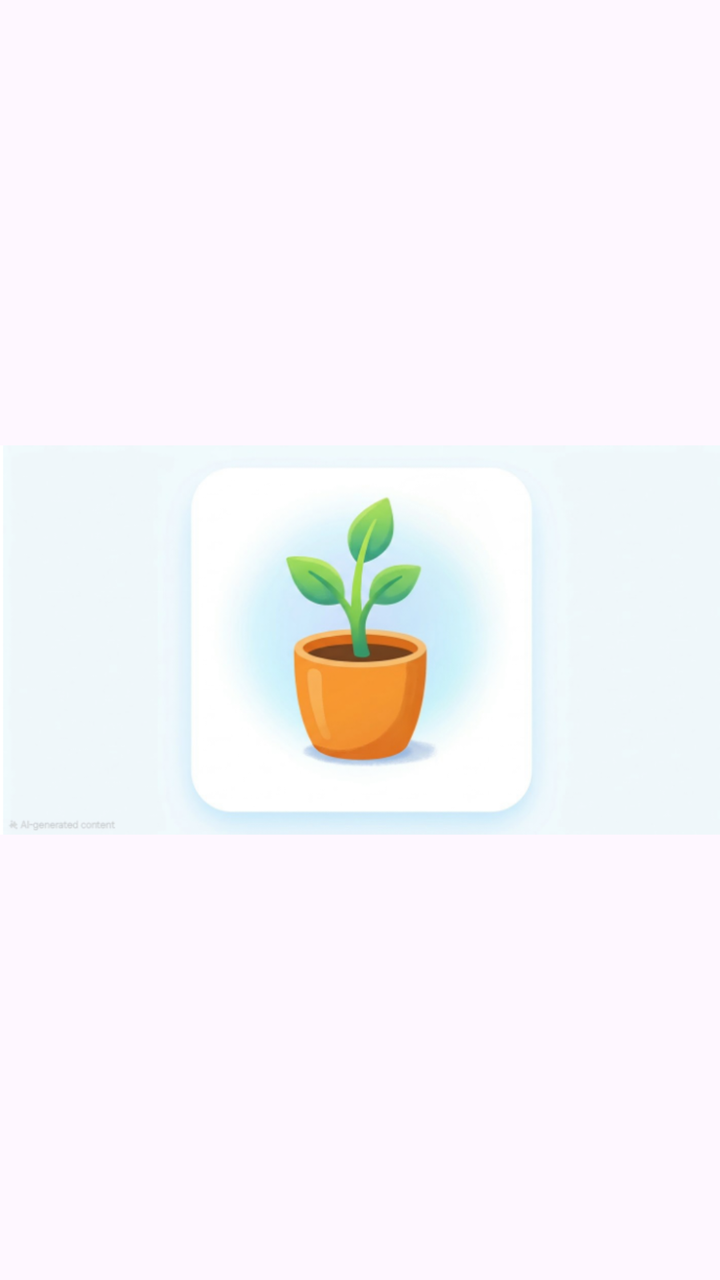
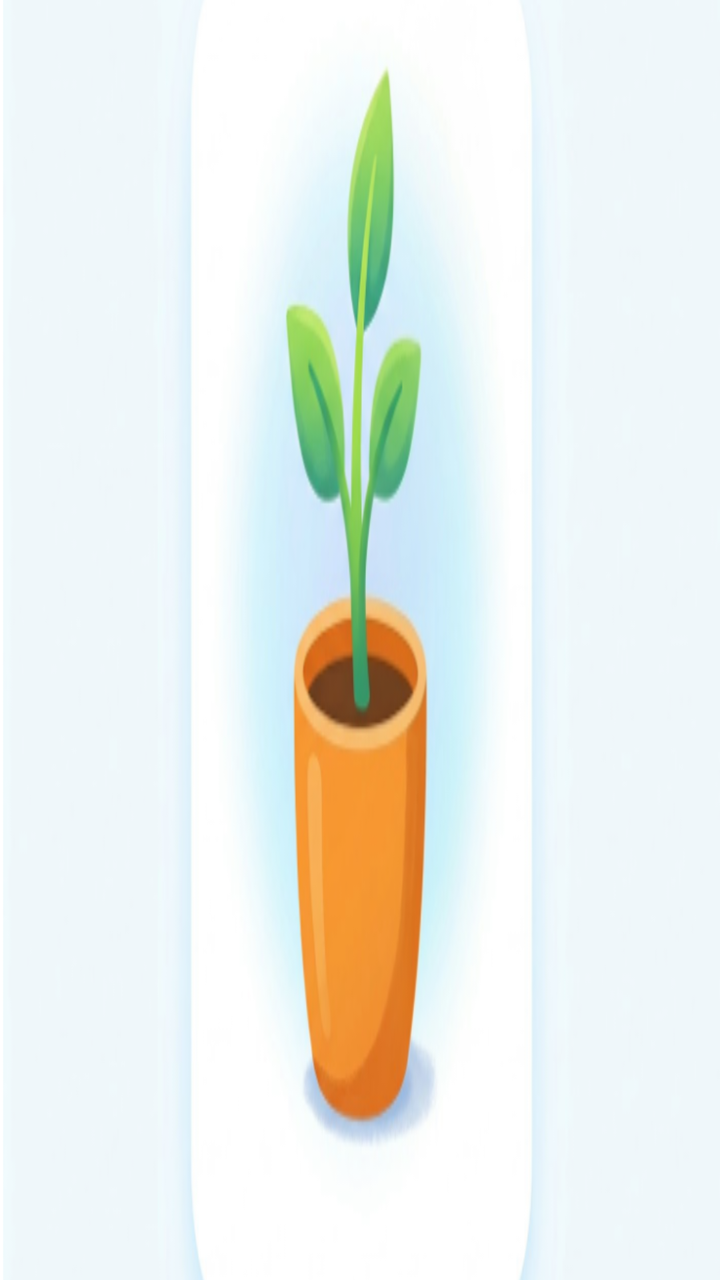

Two renders of the same Android screen: before a commit and after it. Below are the layout's source before the change and the commit's diff.
<!-- AndroidManifest.xml: application theme Theme.Ameen_final_new_project -->
<!-- res/layout/activity_splash.xml -->
<?xml version="1.0" encoding="utf-8"?>
<LinearLayout xmlns:android="http://schemas.android.com/apk/res/android"
    xmlns:app="http://schemas.android.com/apk/res-auto"
    xmlns:tools="http://schemas.android.com/tools"
    android:id="@+id/main"
    android:layout_width="match_parent"
    android:layout_height="match_parent"
    tools:context=".viewPkg.SplashActivity">

    <ImageView
        android:id="@+id/imageView"
        android:layout_width="wrap_content"
        android:layout_height="match_parent"
        android:layout_weight="1"
        app:srcCompat="@drawable/uiuihy" />
</LinearLayout>
<!-- resources referenced by this layout -->
<resources>
  <!-- drawable uiuihy: png bitmap (drawable, 120584 bytes) -->
  <style name="Theme.Ameen_final_new_project" parent="Base.Theme.Ameen_final_new_project" />
  <style name="Base.Theme.Ameen_final_new_project" parent="Theme.Material3.DayNight.NoActionBar">
          
          
      </style>
</resources>

<!-- the commit's change to res/layout/activity_splash.xml (unified diff, before → after) -->
@@ -5,6 +5,8 @@
     android:id="@+id/main"
     android:layout_width="match_parent"
     android:layout_height="match_parent"
+    android:scaleX="1"
+    android:scaleY="4"
     tools:context=".viewPkg.SplashActivity">
 
     <ImageView
